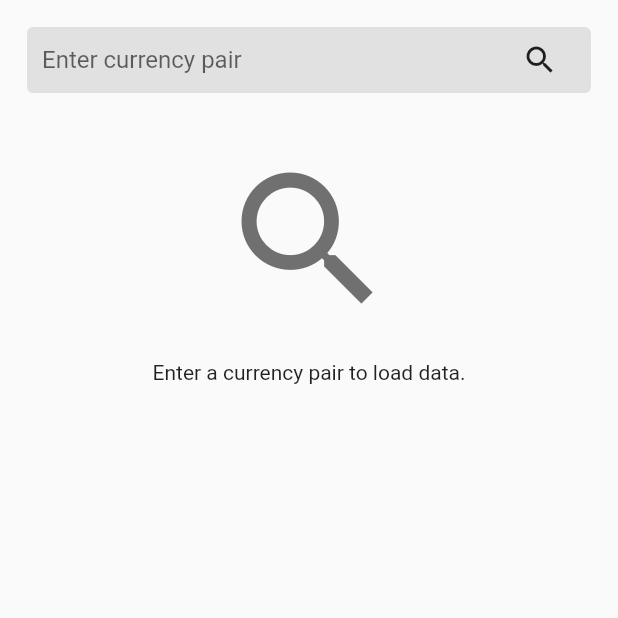
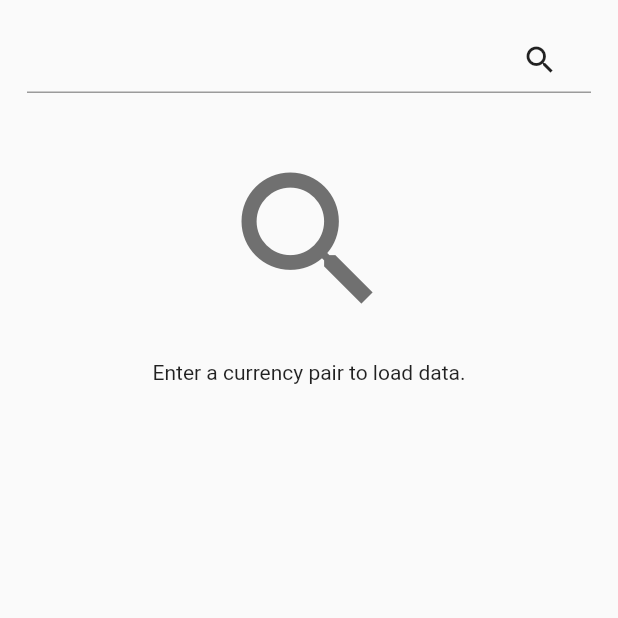
Before and after one commit to rishirizz/crypto_application, a Flutter app: the screen it shows after launch, on a phone screen of 412 x 824 dp, the top half of it. Run offline on Flutter 3.47's test engine with Material 2 defaults, Android fonts, the phone set to English and light mode, and no system bars.

```diff
--- a/lib/screens/crypto_screen.dart
+++ b/lib/screens/crypto_screen.dart
@@ -20,6 +20,53 @@ class _CryptoCurrencyScreenState extends State<CryptoCurrencyScreen> {
   TextEditingController cryptoTextController = TextEditingController();
   List<List> asksList = [];
   List<List> bidsList = [];
+  List<String> cryptoCurrencyList = [
+    'btcusd',
+    'btceur',
+    'btcgbp',
+    'btcpax',
+    'btcusdc',
+    'gbpusd',
+    'gbpeur',
+    'eurusd',
+    'xrpusd',
+    'xrpeur',
+    'xrpbtc',
+    'xrpgbp',
+    'xrppax',
+    'ltcusd',
+    'ltceur',
+    'ltcbtc',
+    'ltcgbp',
+    'ethusd',
+    'etheur',
+    'ethbtc',
+    'ethgbp',
+    'ethpax',
+    'ethusdc',
+    'bchusd',
+    'bcheur',
+    'bchbtc',
+    'bchgbp',
+    'paxusd',
+    'paxeur',
+    'paxgbp',
+    'xlmbtc',
+    'xlmusd',
+    'xlmeur',
+    'xlmgbp',
+    'linkusd',
+    'linkeur',
+    'linkgbp',
+    'linkbtc',
+    'linketh',
+    'omgusd',
+    'omgeur',
+    'omggbp',
+    'omgbtc',
+    'usdcusd',
+    'usdceur',
+  ];
 
   @override
   void initState() {
@@ -58,33 +105,32 @@ class _CryptoCurrencyScreenState extends State<CryptoCurrencyScreen> {
                         child: Stack(
                           alignment: Alignment.centerRight,
                           children: [
-                            TextField(
-                              onChanged: (value) {
-                                cryptoTextController.text = value;
-                                if (value.isEmpty) {
+                            Autocomplete<String>(
+                              optionsBuilder:
+                                  (TextEditingValue textEditingValue) {
+                                if (textEditingValue.text == '') {
                                   setState(() {
                                     dataPresent = false;
                                     isOrderBookViewed = false;
                                   });
+                                  return const Iterable<String>.empty();
                                 }
+                                return cryptoCurrencyList
+                                    .where((String option) {
+                                  return option.contains(
+                                      textEditingValue.text.toLowerCase());
+                                });
                               },
-                              decoration: InputDecoration(
-                                fillColor: Colors.black.withOpacity(0.1),
-                                filled: true,
-                                hintText: 'Enter currency pair',
-                                hintStyle: const TextStyle(
-                                    fontWeight: FontWeight.w400),
-                                border: const OutlineInputBorder(
-                                  borderSide: BorderSide.none,
-                                ),
-                                contentPadding: const EdgeInsets.all(10),
-                              ),
+                              onSelected: (String selection) {
+                                debugPrint('You just selected $selection');
+                                cryptoTextController.text = selection;
+                              },
                             ),
                             Positioned(
                               right: 10,
                               child: IconButton(
                                 onPressed: () {
-                                  if (cryptoTextController.text.length > 3) {
+                                  if (cryptoTextController.text.isNotEmpty) {
                                     setState(() {
                                       dataPresent = true;
                                     });
@@ -402,4 +448,10 @@ class _CryptoCurrencyScreenState extends State<CryptoCurrencyScreen> {
       });
     });
   }
+
+  @override
+  void dispose() {
+    cryptoTextController.dispose();
+    super.dispose();
+  }
 }
```
